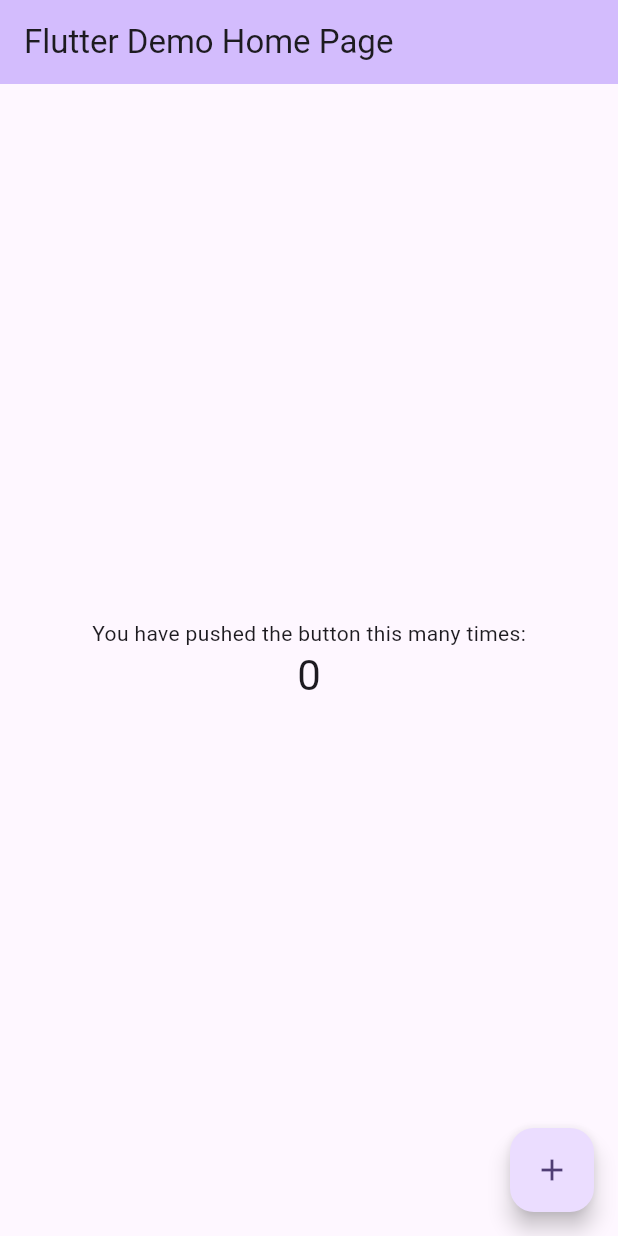
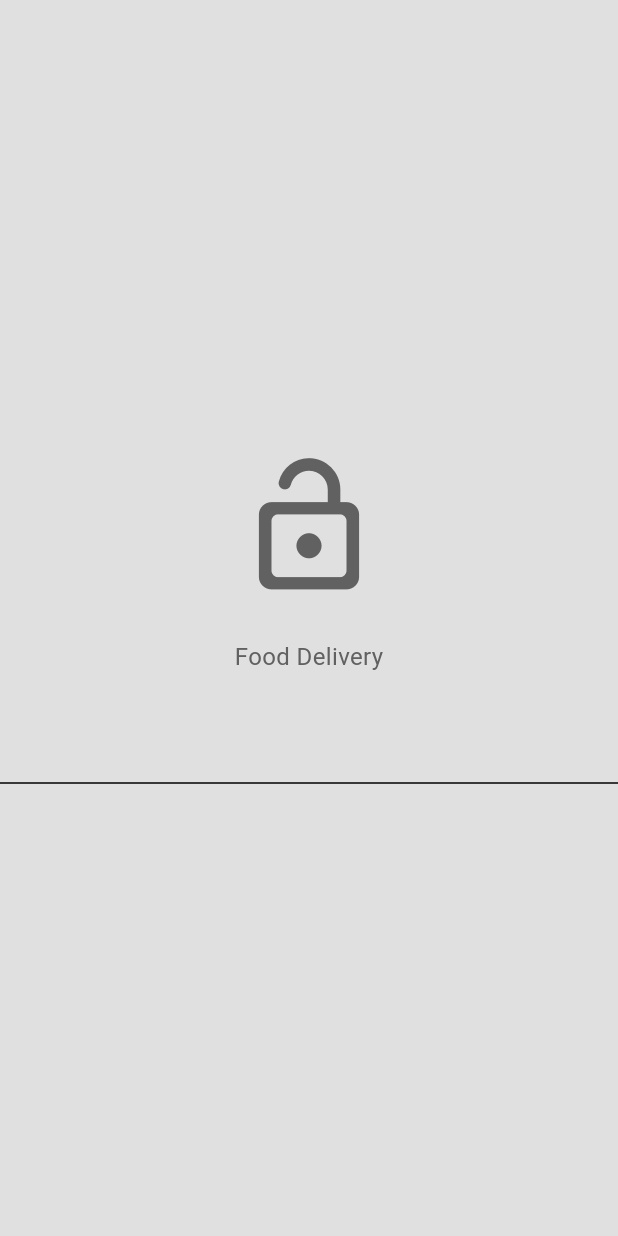
Before and after one commit to aqpbat/food_delivery_app, a Flutter app: the screen it shows after launch, on a phone screen of 412 x 824 dp. Run offline on Flutter 3.47's test engine with Material 3 defaults, Android fonts, the phone set to English and light mode, and no system bars.

Commit message:
added themes: ligth and dark, added theme provider, added provider package

```diff
--- a/lib/main.dart
+++ b/lib/main.dart
@@ -1,125 +1,24 @@
 import 'package:flutter/material.dart';
+import 'package:food_delivery_app/pages/login_page.dart';
+import 'package:food_delivery_app/themes/theme_provider.dart';
+import 'package:provider/provider.dart';
 
 void main() {
-  runApp(const MyApp());
+  runApp(ChangeNotifierProvider(
+    create: (context) => ThemeProvider(),
+    child: const MyApp(),
+  ));
 }
 
 class MyApp extends StatelessWidget {
   const MyApp({super.key});
 
-  // This widget is the root of your application.
   @override
   Widget build(BuildContext context) {
     return MaterialApp(
-      title: 'Flutter Demo',
-      theme: ThemeData(
-        // This is the theme of your application.
-        //
-        // TRY THIS: Try running your application with "flutter run". You'll see
-        // the application has a purple toolbar. Then, without quitting the app,
-        // try changing the seedColor in the colorScheme below to Colors.green
-        // and then invoke "hot reload" (save your changes or press the "hot
-        // reload" button in a Flutter-supported IDE, or press "r" if you used
-        // the command line to start the app).
-        //
-        // Notice that the counter didn't reset back to zero; the application
-        // state is not lost during the reload. To reset the state, use hot
-        // restart instead.
-        //
-        // This works for code too, not just values: Most code changes can be
-        // tested with just a hot reload.
-        colorScheme: ColorScheme.fromSeed(seedColor: Colors.deepPurple),
-        useMaterial3: true,
-      ),
-      home: const MyHomePage(title: 'Flutter Demo Home Page'),
+      debugShowCheckedModeBanner: false,
+      home: const LoginPage(),
+      theme: Provider.of<ThemeProvider>(context).themeData,
     );
   }
 }
-
-class MyHomePage extends StatefulWidget {
-  const MyHomePage({super.key, required this.title});
-
-  // This widget is the home page of your application. It is stateful, meaning
-  // that it has a State object (defined below) that contains fields that affect
-  // how it looks.
-
-  // This class is the configuration for the state. It holds the values (in this
-  // case the title) provided by the parent (in this case the App widget) and
-  // used by the build method of the State. Fields in a Widget subclass are
-  // always marked "final".
-
-  final String title;
-
-  @override
-  State<MyHomePage> createState() => _MyHomePageState();
-}
-
-class _MyHomePageState extends State<MyHomePage> {
-  int _counter = 0;
-
-  void _incrementCounter() {
-    setState(() {
-      // This call to setState tells the Flutter framework that something has
-      // changed in this State, which causes it to rerun the build method below
-      // so that the display can reflect the updated values. If we changed
-      // _counter without calling setState(), then the build method would not be
-      // called again, and so nothing would appear to happen.
-      _counter++;
-    });
-  }
-
-  @override
-  Widget build(BuildContext context) {
-    // This method is rerun every time setState is called, for instance as done
-    // by the _incrementCounter method above.
-    //
-    // The Flutter framework has been optimized to make rerunning build methods
-    // fast, so that you can just rebuild anything that needs updating rather
-    // than having to individually change instances of widgets.
-    return Scaffold(
-      appBar: AppBar(
-        // TRY THIS: Try changing the color here to a specific color (to
-        // Colors.amber, perhaps?) and trigger a hot reload to see the AppBar
-        // change color while the other colors stay the same.
-        backgroundColor: Theme.of(context).colorScheme.inversePrimary,
-        // Here we take the value from the MyHomePage object that was created by
-        // the App.build method, and use it to set our appbar title.
-        title: Text(widget.title),
-      ),
-      body: Center(
-        // Center is a layout widget. It takes a single child and positions it
-        // in the middle of the parent.
-        child: Column(
-          // Column is also a layout widget. It takes a list of children and
-          // arranges them vertically. By default, it sizes itself to fit its
-          // children horizontally, and tries to be as tall as its parent.
-          //
-          // Column has various properties to control how it sizes itself and
-          // how it positions its children. Here we use mainAxisAlignment to
-          // center the children vertically; the main axis here is the vertical
-          // axis because Columns are vertical (the cross axis would be
-          // horizontal).
-          //
-          // TRY THIS: Invoke "debug painting" (choose the "Toggle Debug Paint"
-          // action in the IDE, or press "p" in the console), to see the
-          // wireframe for each widget.
-          mainAxisAlignment: MainAxisAlignment.center,
-          children: <Widget>[
-            const Text(
-              'You have pushed the button this many times:',
-            ),
-            Text(
-              '$_counter',
-              style: Theme.of(context).textTheme.headlineMedium,
-            ),
-          ],
-        ),
-      ),
-      floatingActionButton: FloatingActionButton(
-        onPressed: _incrementCounter,
-        tooltip: 'Increment',
-        child: const Icon(Icons.add),
-      ), // This trailing comma makes auto-formatting nicer for build methods.
-    );
-  }
-}
--- /dev/null
+++ b/lib/pages/login_page.dart
@@ -0,0 +1,34 @@
+import 'package:flutter/material.dart';
+
+class LoginPage extends StatelessWidget {
+  const LoginPage({super.key});
+
+  @override
+  Widget build(BuildContext context) {
+    return Scaffold(
+      backgroundColor: Theme.of(context).colorScheme.surface,
+      body: Center(
+        child: Column(
+          mainAxisAlignment: MainAxisAlignment.center,
+          children: [
+            Icon(
+              Icons.lock_open_rounded,
+              size: 100,
+              color: Theme.of(context).colorScheme.inversePrimary,
+            ),
+            const SizedBox(height: 25),
+            Text(
+              'Food Delivery',
+              style: TextStyle(
+                fontSize: 16,
+                color: Theme.of(context).colorScheme.inversePrimary,
+              ),
+            ),
+            const SizedBox(height: 25),
+            TextField(),
+          ],
+        ),
+      ),
+    );
+  }
+}
--- /dev/null
+++ b/lib/themes/dark_mode.dart
@@ -0,0 +1,11 @@
+import 'package:flutter/material.dart';
+
+ThemeData darkMode = ThemeData(
+  colorScheme: ColorScheme.dark(
+    surface: const Color.fromARGB(255, 20, 20, 20),
+    primary: const Color.fromARGB(255, 122, 122, 122),
+    secondary: const Color.fromARGB(255, 30, 30, 30),
+    tertiary: const Color.fromARGB(255, 47, 47, 47),
+    inversePrimary: Colors.grey.shade300,
+  ),
+);
--- /dev/null
+++ b/lib/themes/light_mode.dart
@@ -0,0 +1,11 @@
+import 'package:flutter/material.dart';
+
+ThemeData lightMode = ThemeData(
+  colorScheme: ColorScheme.light(
+    surface: Colors.grey.shade300,
+    primary: Colors.grey.shade500,
+    secondary: Colors.grey.shade100,
+    tertiary: Colors.white,
+    inversePrimary: Colors.grey.shade700,
+  ),
+);
--- /dev/null
+++ b/lib/themes/theme_provider.dart
@@ -0,0 +1,23 @@
+import 'package:flutter/material.dart';
+import 'package:food_delivery_app/themes/dark_mode.dart';
+import 'package:food_delivery_app/themes/light_mode.dart';
+
+class ThemeProvider extends ChangeNotifier {
+  ThemeData _themeData = lightMode;
+
+  ThemeData get themeData => _themeData;
+  bool get isDarkMode => _themeData == darkMode;
+
+  set themeData(ThemeData themeData) {
+    _themeData = themeData;
+    notifyListeners();
+  }
+
+  void toggleTheme() {
+    if (_themeData == lightMode) {
+      _themeData = darkMode;
+    } else {
+      _themeData = lightMode;
+    }
+  }
+}
--- a/pubspec.yaml
+++ b/pubspec.yaml
@@ -35,6 +35,7 @@ dependencies:
   # The following adds the Cupertino Icons font to your application.
   # Use with the CupertinoIcons class for iOS style icons.
   cupertino_icons: ^1.0.6
+  provider: ^6.1.2
 
 dev_dependencies:
   flutter_test:
```
Also changed, not shown: pubspec.lock.
